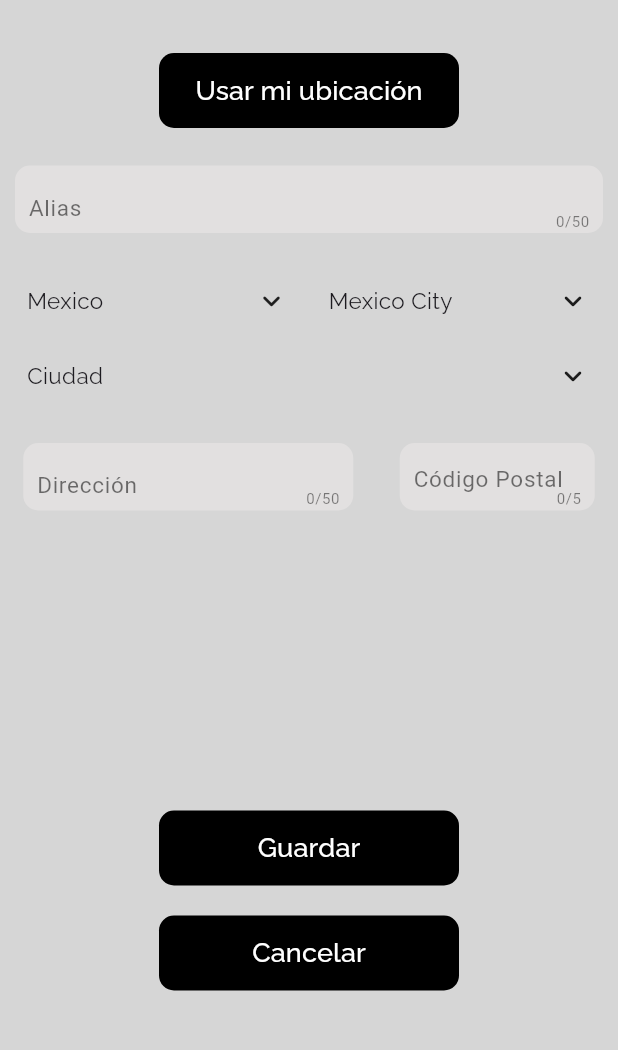
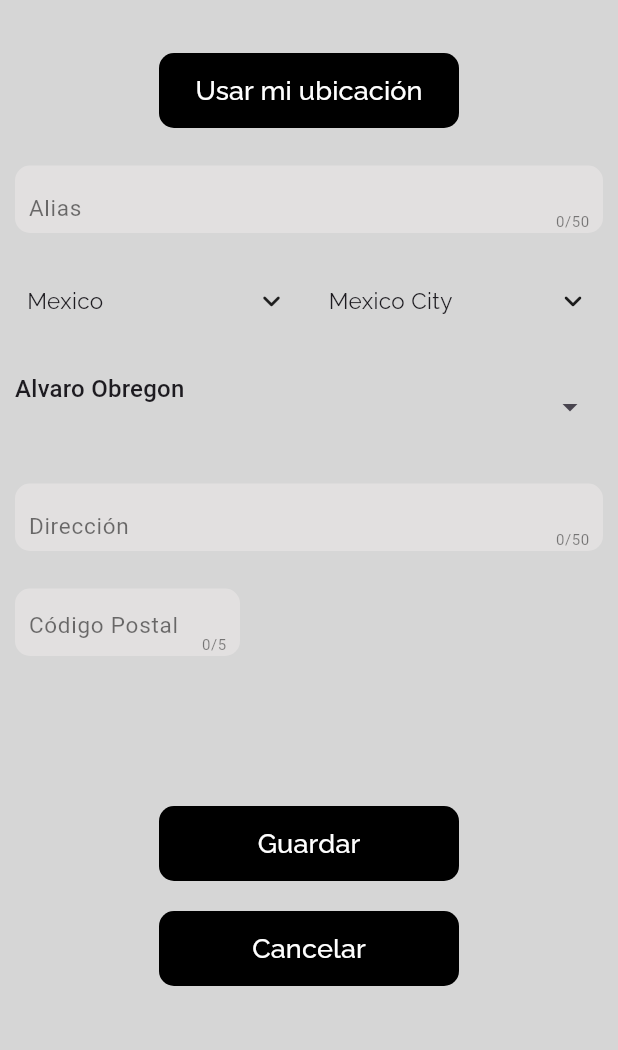
Before and after one commit to Fabyan00/p2_addresses_crud, a Flutter app: the screen it shows after launch, after a tap on "Nueva Dirección", on a phone screen of 412 x 824 dp, the part 61-1111 px from its top. Run offline on Flutter 3.47's test engine with Material 3 defaults, Android fonts, the phone set to English and light mode, and no system bars; drawn by our look-alikes of dropdown_search; our stand-ins replace bloc, equatable, flutter_bloc, geocoding, geolocator, google_fonts and 1 more; accounts and stored records are empty.

Commit message:
ui updates

```diff
--- a/lib/domain/address_usecase.dart
+++ b/lib/domain/address_usecase.dart
@@ -18,35 +18,56 @@ class AdressUsecase{
   final TextEditingController _zip = TextEditingController();
   TextEditingController get zip => _zip;
 
+  final TextEditingController _otherCity = TextEditingController();
+  TextEditingController get otherCity => _otherCity;
+
   List<AddressModel> data = [];
+
+  List<String> mxCitiesList = [
+    "Alvaro Obregon", "Azcapotzalco", "Benito Juarez", "Coyoacan", "Cuajimalpa de Morelos", "Cuauhtemoc", "Gustavo A. Madero",
+    "Iztacalco", "Iztapalapa", "Magdalena Contreras", "Miguel Hidalgo", "Milpa Alta", "Tlahuac", "Tlalpan", "Venustiano Carranza",
+    "Xochimilco"
+  ];
+
+  List<String> edoMxCitiesList = [
+    "Acambay de Ruíz Castañeda", "Acolman", "Aculco", "Almoloya de Alquisiras", "Almoloya de Juárez", "Almoloya del Río", "Amanalco", "Amatepec"
+    "Amecameca", "Apaxco", "Atenco", "Atizapán", "Atizapán de Zaragoza", "Atlacomulco", "Atlautla", "Axapusco", "Ayapango", "Calimaya", "Capulhuac",
+    "Coacalco de Berriozábal", "Coatepec Harinas", "Cocotitlán", "Coyotepec", "Cuautitlán", "Chalco", "Chapa de Mota", "Chapultepec", "Chiautla",
+    "Chicoloapan", "Chiconcuac", "Chimalhuacán", "Donato Guerra", "Ecatepec de Morelos", "Ecatzingo", "Huehuetoca", "Hueypoxtla", "Huixquilucan",
+    "Ixtapaluca", "Ixtapan de la Sal", "Jaltenco", "Jilotepec", "Jilotzingo", "Jocotitlán", "Lerma", "Melchor Ocampo", "Metepec", "Morelos", "Naucalpan de Juárez",
+    "Nezahualcóyotl", "Nicolás Romero", "Ocoyoacac", "La Paz", "Polotitlán", "San Felipe del Progreso", "San Martín de las Pirámides", "San Mateo Atenco",
+    "Santo Tomás", "Tecámac", "Tejupilco", "Temascalapa", "Temascalcingo", "Teoloyucan", "Teotihuacán", "Tepotzotlán", "Tequixquiac", "Texcoco",
+    "Tezoyuca", "Tlalnepantla de Baz", "Toluca", "Tultepec", "Tultitlán", "Valle de Bravo", "Villa del Carbón", "Villa Guerrero", "Villa Victoria", "Zumpango",
+    "Cuautitlán Izcalli"
+  ];
 
   String country = "Mexico";
   String state = "Mexico City";
-  String city = "";
+  String city = "Alvaro Obregon";
 
-  String validateForm(BuildContext context, AdressUsecase usecase){
-    if(usecase.address.text.isEmpty || usecase.country.isEmpty || usecase.zip.text.isEmpty){
-      return "Completa todos los campos!";
-    }
-    if(usecase.alias.text.isEmpty){
-      return "Agrega un alias para identificar tu dirección!";
-    }
-    if(usecase.zip.text.length != 5){
-      return "Código postal invalido, revisa e intenta de nuevo";
-    }
-    if(usecase.address.text.length < 6){
-      return "Agrega una dirección válida";
-    }
-    return "";
-  }
+  // String validateForm(BuildContext context, AdressUsecase usecase){
+  //   if(usecase.address.text.isEmpty || usecase.country.isEmpty || usecase.zip.text.isEmpty){
+  //     return "Completa todos los campos!";
+  //   }
+  //   if(usecase.alias.text.isEmpty){
+  //     return "Agrega un alias para identificar tu dirección!";
+  //   }
+  //   if(usecase.zip.text.length != 5){
+  //     return "Código postal invalido, revisa e intenta de nuevo";
+  //   }
+  //   if(usecase.address.text.length < 6){
+  //     return "Agrega una dirección válida";
+  //   }
+  //   return "";
+  // }
 
   void cleanForm(){
     alias.clear();
     address.clear();
     zip.clear();
-    country = "";
-    state = "";
-    city = "";
+    country = "Mexico";
+    state = "Mexico City";
+    city = "Alvaro Obregon";
   }
 
   Future<Position> determinePosition(BuildContext context) async {
--- a/lib/main.dart
+++ b/lib/main.dart
@@ -3,6 +3,7 @@ import 'package:flutter_bloc/flutter_bloc.dart';
 import 'package:p2_address_crud/domain/address_usecase.dart';
 import 'package:p2_address_crud/presentation/bloc/place/place_bloc.dart';
 import 'package:p2_address_crud/presentation/bloc/sqlite_manager/sqlite_manager_bloc.dart';
+import 'package:p2_address_crud/presentation/cubit/cities_drop_down/cities_dropdown_cubit.dart';
 import 'package:p2_address_crud/presentation/cubit/form_validator/form_validator_cubit.dart';
 import 'package:p2_address_crud/presentation/pages/home/home.dart';
 import 'package:p2_address_crud/presentation/pages/shared/title_widget.dart';
@@ -16,6 +17,7 @@ void main() {
       BlocProvider(create: (_) => PlaceBloc()),
       BlocProvider(create: (_) => SqliteManagerBloc()),
       BlocProvider(create: (_) => FormValidatorCubit()),
+      BlocProvider(create: (_) => CitiesDropdownCubit()),
     ],
     child: const MyApp()));
 }
--- /dev/null
+++ b/lib/presentation/cubit/cities_drop_down/cities_dropdown_state.dart
@@ -0,0 +1,34 @@
+part of 'cities_dropdown_cubit.dart';
+
+class CitiesDropdownState extends Equatable {
+  const CitiesDropdownState();
+
+  @override
+  List<Object> get props => [];
+}
+
+class CitiesDropdownInitial extends CitiesDropdownState {}
+
+class CountryChangedState extends CitiesDropdownState{
+  final String country;
+  final DateTime date;
+  const CountryChangedState(this.country, this.date);
+  @override
+  List<Object> get props => [country, date];
+}
+
+class StateChangedState extends CitiesDropdownState{
+  final String state;
+  final DateTime date;
+  const StateChangedState(this.state, this.date);
+  @override
+  List<Object> get props => [state, date];
+}
+
+class MxCityChangedState extends CitiesDropdownState{
+  final String city;
+  final DateTime date;
+  const MxCityChangedState(this.city, this.date);
+  @override
+  List<Object> get props => [city, date];
+}
--- a/lib/presentation/cubit/form_validator/form_validator_state.dart
+++ b/lib/presentation/cubit/form_validator/form_validator_state.dart
@@ -10,9 +10,11 @@ class FormValidatorState extends Equatable {
 final class FormValidatorInitial extends FormValidatorState {}
 
 class AprovedFormState extends FormValidatorState{
+  final DateTime date;
+  const AprovedFormState(this.date);
 
   @override
-  List<Object> get props => [];
+  List<Object> get props => [date];
 }
 
 class InputCheckedState extends FormValidatorState{
--- a/lib/presentation/pages/address_form/components/country_state_city_input.dart
+++ b/lib/presentation/pages/address_form/components/country_state_city_input.dart
@@ -1,7 +1,9 @@
 import 'package:csc_picker/csc_picker.dart';
 import 'package:flutter/material.dart';
+import 'package:flutter_bloc/flutter_bloc.dart';
 import 'package:google_fonts/google_fonts.dart';
 import 'package:p2_address_crud/domain/address_usecase.dart';
+import 'package:p2_address_crud/presentation/cubit/cities_drop_down/cities_dropdown_cubit.dart';
 
 class CountryStateCityInput extends StatelessWidget {
   const CountryStateCityInput({super.key, required this.addressUsecase});
@@ -17,37 +19,37 @@ class CountryStateCityInput extends StatelessWidget {
          textStyle: const TextStyle(
            fontSize: 15,)
          ),
-         currentCountry: "Mexico",
+         currentCountry: addressUsecase.country,
          currentState: "Mexico City",
          flagState: CountryFlag.DISABLE,
          countrySearchPlaceholder: "Buscar País",
          stateSearchPlaceholder: "Buscar Estado",
-         citySearchPlaceholder: "Buscar Ciudad",
+         showStates: addressUsecase.country == "Mexico",
+         showCities: false,
          countryDropdownLabel: addressUsecase.country.isEmpty ? "País" : addressUsecase.country,
          stateDropdownLabel: addressUsecase.state.isEmpty ? "Estado" : addressUsecase.state,
-         cityDropdownLabel: addressUsecase.city.isEmpty ? "Ciudad" : addressUsecase.city,
          dropdownDecoration: BoxDecoration(
            borderRadius: BorderRadius.circular(10),
          ),
          onCountryChanged: (value) {
            if(value != null){
             addressUsecase.country = value;
-           }else{
-             addressUsecase.country = "";
+            if(addressUsecase.country != "Mexico"){
+              addressUsecase.state = "";
+              addressUsecase.city = "";
+            }
            }
          },
          onStateChanged:(value) {
           if(value != null){
             addressUsecase.state = value;
+            BlocProvider.of<CitiesDropdownCubit>(context).selectState(value!, addressUsecase);
           }else{
-             addressUsecase.state = "";
+             BlocProvider.of<CitiesDropdownCubit>(context).selectState("", addressUsecase);
           }
          },
          onCityChanged:(value) {
           if(value != null){
-             addressUsecase.city = value;
-           }else{
-             addressUsecase.city = "";
           }
          },
        )
--- /dev/null
+++ b/lib/presentation/pages/address_form/components/mx_cities_dropdown.dart
@@ -0,0 +1,36 @@
+import 'package:flutter/material.dart';
+import 'package:dropdown_search/dropdown_search.dart';
+import 'package:flutter_bloc/flutter_bloc.dart';
+import 'package:p2_address_crud/domain/address_usecase.dart';
+import 'package:p2_address_crud/presentation/cubit/cities_drop_down/cities_dropdown_cubit.dart';
+
+class MxCitiesDropDown extends StatelessWidget {
+  MxCitiesDropDown({Key? key, required this.addressUsecase});
+  final AdressUsecase addressUsecase;
+
+  @override
+  Widget build(BuildContext context) {
+    return Padding(
+      padding: const EdgeInsets.symmetric(horizontal: 8, vertical: 2),
+      child: Column(
+        children: [
+          DropdownSearch<String>(
+            selectedItem: addressUsecase.city,
+
+            onChanged: (newValue) {
+              BlocProvider.of<CitiesDropdownCubit>(context).changeMxCities(newValue!, addressUsecase);
+            },
+            items: addressUsecase.mxCitiesList,
+            dropdownDecoratorProps: const DropDownDecoratorProps(
+              dropdownSearchDecoration: InputDecoration(
+                border: InputBorder.none,
+                fillColor: Color.fromARGB(255, 226, 224, 224),
+                contentPadding: EdgeInsets.symmetric(horizontal: 2)
+              )
+            )
+          ),
+        ],
+      ),
+    );
+  }
+}
--- a/lib/presentation/pages/address_form/new_adress_form.dart
+++ b/lib/presentation/pages/address_form/new_adress_form.dart
@@ -1,13 +1,16 @@
+import 'dart:convert';
 import 'dart:io';
-
 import 'package:flutter/material.dart';
 import 'package:flutter_bloc/flutter_bloc.dart';
 import 'package:p2_address_crud/data/models/address_model.dart';
 import 'package:p2_address_crud/domain/address_usecase.dart';
 import 'package:p2_address_crud/presentation/bloc/place/place_bloc.dart';
 import 'package:p2_address_crud/presentation/bloc/sqlite_manager/sqlite_manager_bloc.dart';
+import 'package:p2_address_crud/presentation/cubit/cities_drop_down/cities_dropdown_cubit.dart';
 import 'package:p2_address_crud/presentation/cubit/form_validator/form_validator_cubit.dart';
 import 'package:p2_address_crud/presentation/pages/address_form/components/country_state_city_input.dart';
+import 'package:p2_address_crud/presentation/pages/address_form/components/edomx_cities_dropdown.dart';
+import 'package:p2_address_crud/presentation/pages/address_form/components/mx_cities_dropdown.dart';
 import 'package:p2_address_crud/presentation/pages/shared/input_number_widget.dart';
 import 'package:p2_address_crud/presentation/pages/shared/input_text_widget.dart';
 import 'package:p2_address_crud/presentation/pages/shared/main_action_button.dart';
@@ -28,6 +31,7 @@ class NewAdressForm extends StatelessWidget {
   Widget build(BuildContext context) {
     int id = 0;
     if (isEditMode) {
+      print(addressModel.country);
       id = addressModel.id;
       addressUsecase.alias.text = addressModel.alias;
       addressUsecase.country = addressModel.country;
@@ -52,7 +56,7 @@ class NewAdressForm extends StatelessWidget {
           builder: (context, state) {
             return BlocConsumer<FormValidatorCubit, FormValidatorState>(
               listener: (context, state) {
-                if(state is InputCheckedState){
+                if (state is InputCheckedState) {
                   if (state.message.isNotEmpty) {
                     addressUsecase.showAlert(
                         context,
@@ -75,13 +79,29 @@ class NewAdressForm extends StatelessWidget {
                               },
                             ),
                           ],
-                        )
-                      ),
-                      200
-                    );
+                        )),
+                        200);
                   }
-                }else if(state is AprovedFormState){
+                } else if (state is AprovedFormState) {
                   createAddress(context, addressUsecase, id, isEditMode);
+                }
+              },
+              builder: (context, state) {
+                return BlocConsumer<CitiesDropdownCubit, CitiesDropdownState>(
+                  listener: (context, state) {
+                    if(state is CountryChangedState){
+                      addressUsecase.country = state.country;
+                    }
+                    if(state is StateChangedState){
+                      addressUsecase.state = state.state;
+                      if(addressUsecase.state == "Mexico City"){
+                        addressUsecase.city = addressUsecase.mxCitiesList.first;
+                      }else if(addressUsecase.state == "México"){
+                        addressUsecase.city = addressUsecase.edoMxCitiesList.first;
+                      }
+                    }
+                    if(state is MxCityChangedState ){
+                      addressUsecase.city = state.city;
                     }
                   },
                   builder: (context, state) {
@@ -110,7 +130,8 @@ class NewAdressForm extends StatelessWidget {
                             ),
                             Container(
                               alignment: Alignment.centerLeft,
-                          margin: const EdgeInsets.symmetric(horizontal: 10),
+                              margin:
+                                  const EdgeInsets.symmetric(horizontal: 10),
                               child: InputTextWidget(
                                 controller: addressUsecase.alias,
                                 hintText: "Alias",
@@ -121,13 +142,32 @@ class NewAdressForm extends StatelessWidget {
                             const SizedBox(
                               height: 25,
                             ),
-                        CountryStateCityInput(addressUsecase: addressUsecase),
+                            CountryStateCityInput(
+                                addressUsecase: addressUsecase),
                             const SizedBox(
                               height: 25,
                             ),
-                        Row(
-                          mainAxisAlignment: MainAxisAlignment.spaceAround,
-                          children: [
+                            addressUsecase.state == "Mexico City"
+                                ? MxCitiesDropDown(
+                                    addressUsecase: addressUsecase)
+                                : addressUsecase.state == "México"
+                                    ? EdoMxCitiesDropDown(
+                                        addressUsecase: addressUsecase)
+                                    :
+                                    Container(
+                                        alignment: Alignment.centerLeft,
+                                        margin: const EdgeInsets.symmetric(
+                                            horizontal: 10),
+                                        child: InputTextWidget(
+                                          controller: addressUsecase.otherCity,
+                                          hintText: "Ciudad",
+                                          height: 45,
+                                          width: double.maxFinite,
+                                        ),
+                                      ),
+                            const SizedBox(
+                              height: 25,
+                            ),
                             Container(
                               alignment: Alignment.centerLeft,
                               margin:
@@ -135,29 +175,30 @@ class NewAdressForm extends StatelessWidget {
                               child: InputTextWidget(
                                 controller: addressUsecase.address,
                                 hintText: "Dirección",
-                                width: 220,
                                 height: 45,
+                                width: double.maxFinite,
                               ),
+                            ),
+                            const SizedBox(
+                              height: 25,
                             ),
                             Container(
                                 alignment: Alignment.centerLeft,
-                                margin: const EdgeInsets.symmetric(horizontal: 10),
+                                margin:
+                                    const EdgeInsets.symmetric(horizontal: 10),
                                 child: InputNumberWidget(
                                   controller: addressUsecase.zip,
                                   hintText: "Código Postal",
-                                  width: 130,
+                                  width: 150,
                                   height: 45,
                                 )),
-                          ],
-                        ),
                             const SizedBox(
-                          height: 200,
+                              height: 100,
                             ),
                             MainActionButton(
                                 text: isEditMode ? "Modificar" : "Guardar",
                                 action: () {
                                   BlocProvider.of<FormValidatorCubit>(context).validateInput(addressUsecase);
-
                                 }),
                             Visibility(
                               visible: isEditMode,
@@ -189,8 +230,10 @@ class NewAdressForm extends StatelessWidget {
                                                         BlocProvider.of<
                                                                     SqliteManagerBloc>(
                                                                 context)
-                                                        .add(DeleteElementEvent(
-                                                            addressModel.id,
+                                                            .add(
+                                                                DeleteElementEvent(
+                                                                    addressModel
+                                                                        .id,
                                                                     false));
                                                       }),
                                                   const SizedBox(
@@ -225,24 +268,26 @@ class NewAdressForm extends StatelessWidget {
                   },
                 );
               },
+            );
+          },
         ),
       ),
     );
   }
 }
 
-void createAddress(BuildContext context, AdressUsecase addressUsecase, int id,
-    bool isEditMode) {
+void createAddress(BuildContext context, AdressUsecase addressUsecase, int id, bool isEditMode) {
   AddressModel model = AddressModel(
     id: id,
     alias: addressUsecase.alias.text,
     country: addressUsecase.country,
     address: addressUsecase.address.text,
-      city: addressUsecase.city,
-      state: addressUsecase.state,
+    city: addressUsecase.country != "Mexico" ? addressUsecase.otherCity.text : addressUsecase.city,
+    state: addressUsecase.country != "Mexico" ? "" : addressUsecase.state,
     zip: addressUsecase.zip.text,
     dateCreated: "",
-      dateUpdated: "");
+    dateUpdated: ""
+  );
 
   if (isEditMode) {
     BlocProvider.of<SqliteManagerBloc>(context).add(UpdateElementEvent(model));
@@ -278,8 +323,9 @@ void manageUserLocationResponse(
 
   if (state is SucceedSettingPlace) {
     Navigator.pop(context);
+    //Just for the specific csc package
     adressUsecase.country = state.country;
-    adressUsecase.state = state.state;
+    adressUsecase.state = state.state == "Ciudad de México" ? "Mexico City" : state.state;
     adressUsecase.city = state.city;
     adressUsecase.address.text = state.address;
     adressUsecase.zip.text = state.zip;
--- a/pubspec.yaml
+++ b/pubspec.yaml
@@ -46,6 +46,8 @@ dependencies:
   path: ^1.9.0
   intl: ^0.19.0
   geocoding: ^2.1.1
+  flutter_typeahead: ^5.1.0
+  dropdown_search: ^5.0.6
 
 dev_dependencies:
   flutter_test:
```
Also changed, not shown: lib/presentation/cubit/cities_drop_down/cities_dropdown_cubit.dart (added, +21 -0 lines), lib/presentation/cubit/form_validator/form_validator_cubit.dart (+34 -1 lines), lib/presentation/pages/address_form/components/edomx_cities_dropdown.dart (added, +28 -0 lines), lib/presentation/pages/address_list/components/card_details.dart (+28 -5 lines), lib/presentation/pages/shared/cutom_divider.dart (added, +17 -0 lines), pubspec.lock. Lines whose indentation alone changed are shown as unchanged.
